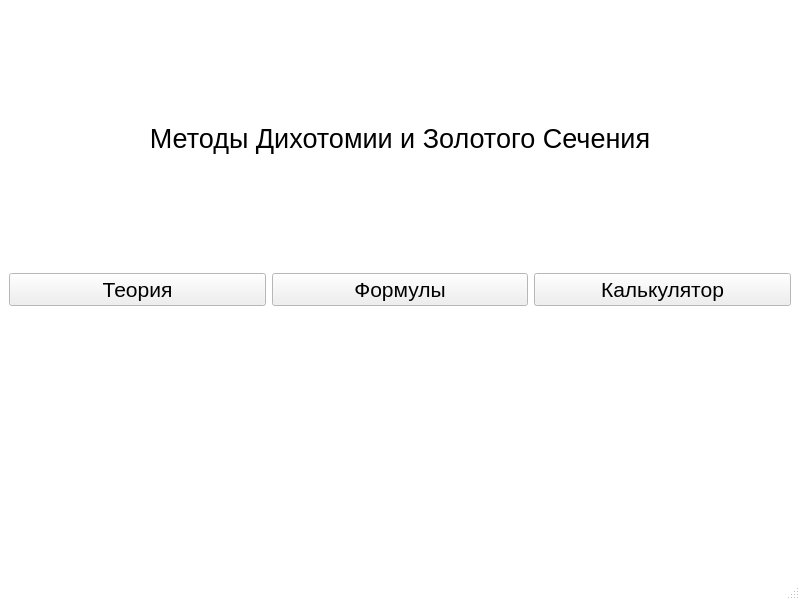
Before: the Qt Designer form Programm/design.ui in BiGoRGgg/KambulovaVukolovRyzhov, drawn with Qt 5.
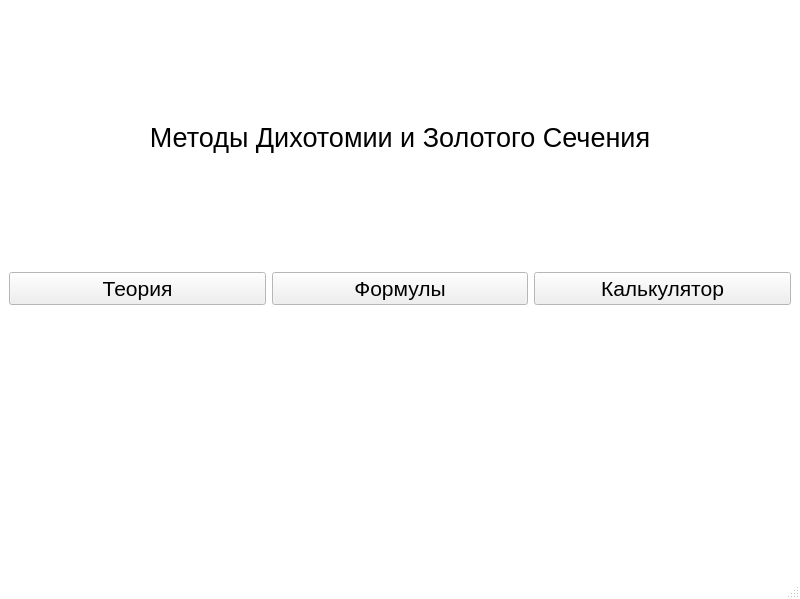
After: the same form once the commit is applied.

Patch:
```diff
--- a/Programm/design.ui
+++ b/Programm/design.ui
@@ -7,7 +7,7 @@
     <x>0</x>
     <y>0</y>
     <width>800</width>
-    <height>600</height>
+    <height>599</height>
    </rect>
   </property>
   <property name="palette">
```
